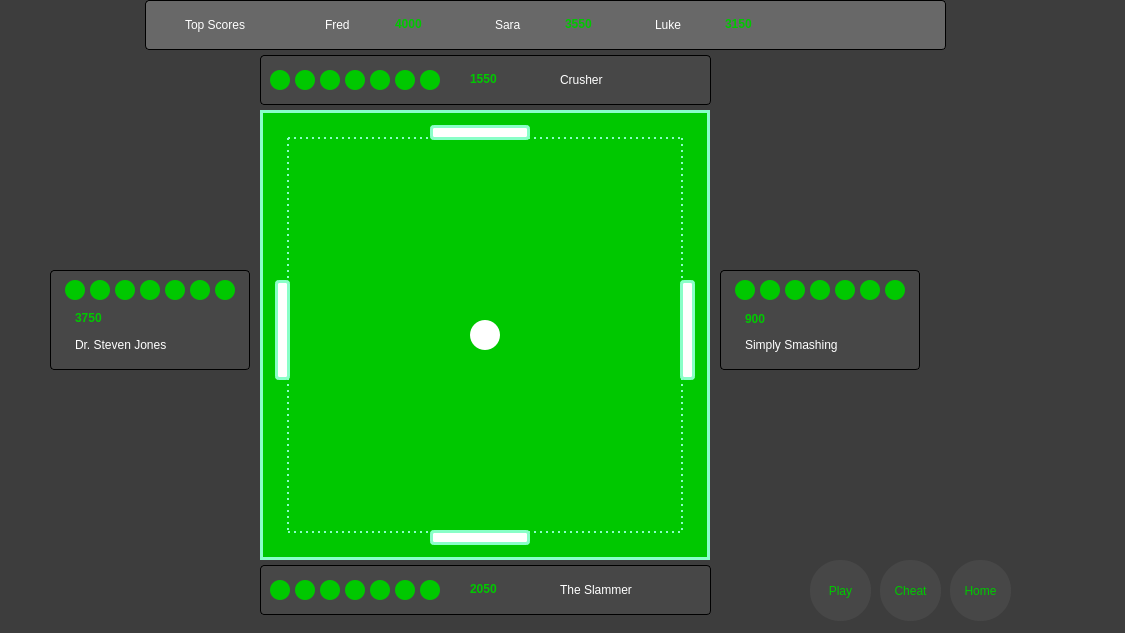
The window that all-4-pong/all-4-pong/ingame.ui (twetm967/all-4-pong) describes before a commit, drawn with Qt 5.
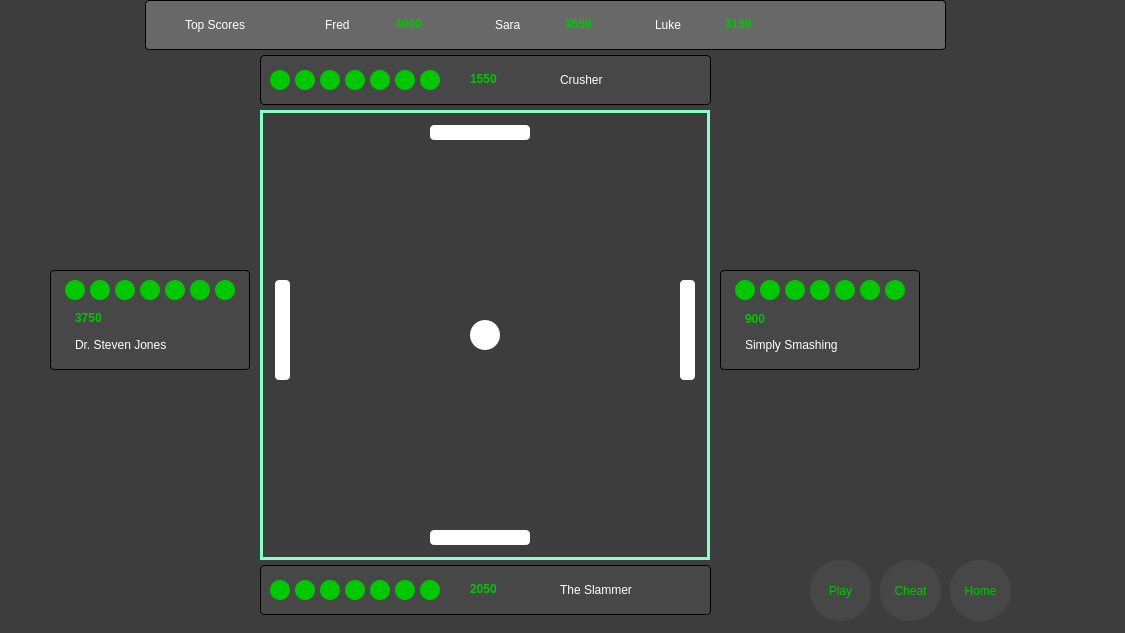
The same window after the commit. Icons and pictures are not drawn. Custom widgets are drawn as their Qt base class.

Commit message: Replaced boundary label with gameCourt background for better mouse performance

The edit to the form file:
```diff
--- a/all-4-pong/all-4-pong/ingame.ui
+++ b/all-4-pong/all-4-pong/ingame.ui
@@ -564,9 +564,12 @@
     <bool>true</bool>
    </property>
    <property name="styleSheet">
-    <string notr="true">background-color: rgb(0, 200, 0);
+    <string notr="true">.QWidget#gameCourt {
+background-image: url(:/images/gameCourtBackground.png);
+background-position: center;
 border: 3px solid rgb(137, 255, 200);
-box-shadow: 10px 10px 30px rgb(0, 0, 0);</string>
+box-shadow: 10px 10px 30px rgb(0, 0, 0);
+}</string>
    </property>
    <widget class="GameLabel" name="lblBall">
     <property name="geometry">
@@ -684,8 +687,8 @@
      <bool>true</bool>
     </property>
     <property name="styleSheet">
-     <string notr="true">background-color: rgb(255, 255, 255);
-border-radius: 4px;</string>
+     <string notr="true">border-radius: 4px;
+background-color: rgb(255, 255, 255);</string>
     </property>
     <property name="frameShadow">
      <enum>QFrame::Raised</enum>
@@ -1339,23 +1342,6 @@
     <string>Home</string>
    </property>
   </widget>
-  <widget class="QLabel" name="lblBourdary">
-   <property name="geometry">
-    <rect>
-     <x>287</x>
-     <y>137</y>
-     <width>396</width>
-     <height>396</height>
-    </rect>
-   </property>
-   <property name="styleSheet">
-    <string notr="true">background-color: none;
-border: 2px dotted rgb(137, 255, 200);</string>
-   </property>
-   <property name="text">
-    <string/>
-   </property>
-  </widget>
   <widget class="QLabel" name="lblGameDeclaration">
    <property name="geometry">
     <rect>
```
Left out of the diff: 1 changed line with no effect on the pictures. The commit also changes 2 other files.
